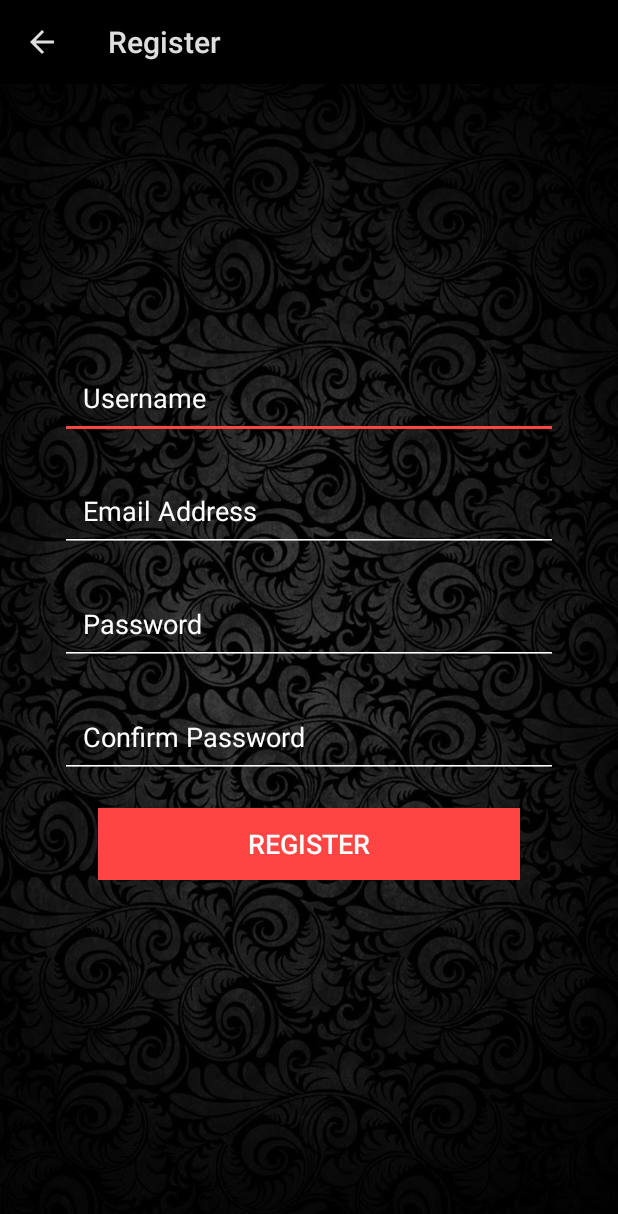
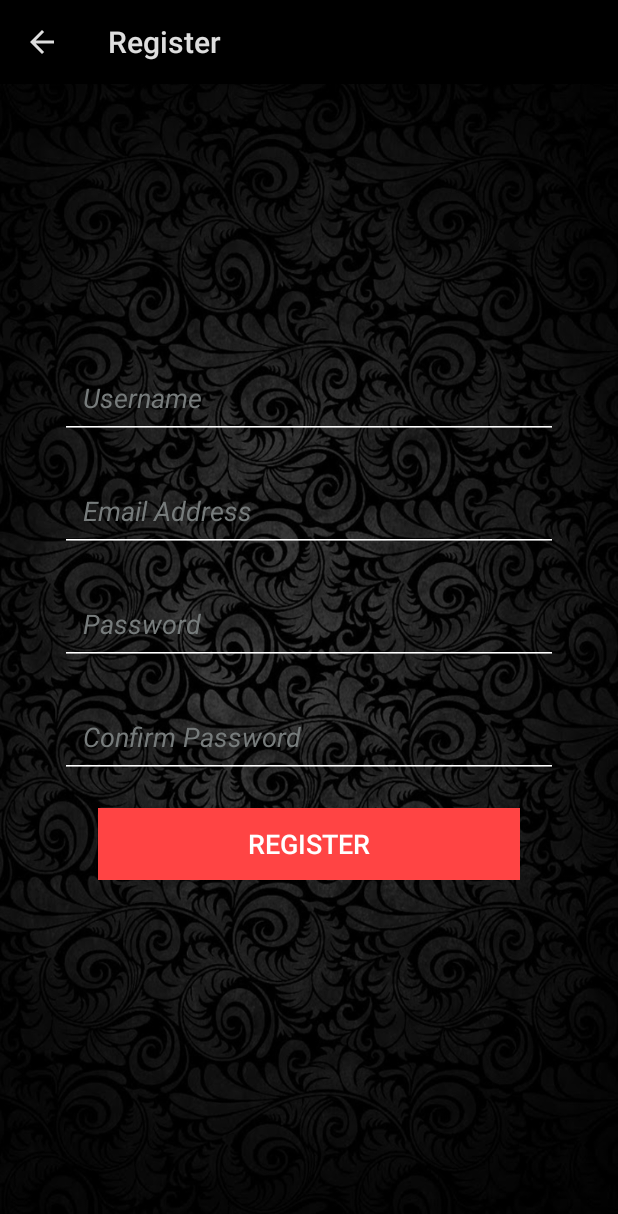
Before and after one commit to raynoceros/Job-Books, an Android app: the RegisterNewUser screen opened directly, with no data from a screen before it, on a phone screen of 412 x 824 dp. Shown: the top 1214 px of the screen. Run offline under Robolectric (Android 15) with nearby library versions, the phone set to English and light mode, and no system bars.

```diff
--- a/JobBooks/app/src/main/res/layout/activity_register_new_user.xml
+++ b/JobBooks/app/src/main/res/layout/activity_register_new_user.xml
@@ -6,7 +6,16 @@
     android:layout_width="match_parent"
     android:layout_height="match_parent"
     tools:context="com.jackong.jobbooks.RegisterNewUser"
+    android:focusableInTouchMode="true"
+    android:touchscreenBlocksFocus="false"
     android:background="@mipmap/fancyblackxhdpi">
+
+    <FrameLayout
+        android:id="@+id/touchInterceptor"
+        android:layout_width="fill_parent"
+        android:layout_height="fill_parent"
+        android:visibility="visible">
+    </FrameLayout>
 
     <LinearLayout
         android:layout_width="match_parent"
@@ -27,8 +36,9 @@
             android:padding="15dp"
             android:selectAllOnFocus="false"
             android:text="@string/default_text_register_username"
-            android:textColor="@android:color/background_light"
-            android:textColorHighlight="@android:color/background_light" />
+            android:textColorHighlight="@android:color/background_light"
+            android:textColor="#777c7c"
+            android:textStyle="italic"/>
 
         <EditText
             android:id="@+id/text_box_register_email"
@@ -44,8 +54,9 @@
             android:padding="15dp"
             android:selectAllOnFocus="false"
             android:text="@string/default_text_register_email"
-            android:textColor="@android:color/background_light"
-            android:textColorHighlight="@android:color/background_light" />
+            android:textColorHighlight="@android:color/background_light"
+            android:textColor="#777c7c"
+            android:textStyle="italic"/>
 
         <EditText
             android:id="@+id/text_box_register_password"
@@ -61,8 +72,9 @@
             android:padding="15dp"
             android:selectAllOnFocus="false"
             android:text="@string/default_text_register_password"
-            android:textColor="@android:color/background_light"
-            android:textColorHighlight="@android:color/background_light" />
+            android:textColorHighlight="@android:color/background_light"
+            android:textColor="#777c7c"
+            android:textStyle="italic"/>
 
         <EditText
             android:id="@+id/text_box_register_confirmpassword"
@@ -78,8 +90,9 @@
             android:padding="15dp"
             android:selectAllOnFocus="false"
             android:text="@string/default_text_register_confirm_password"
-            android:textColor="@android:color/background_light"
-            android:textColorHighlight="@android:color/background_light" />
+            android:textColorHighlight="@android:color/background_light"
+            android:textColor="#777c7c"
+            android:textStyle="italic"/>
 
 
 
--- a/JobBooks/app/src/main/res/values/strings.xml
+++ b/JobBooks/app/src/main/res/values/strings.xml
@@ -11,7 +11,7 @@
     <!--Forgot Password Activity-->
     <string name="warning_info_forgot_password">Your Email must be the same as the one you used to register.</string>
     <string name="default_text_reset_email">Email Address</string>
-    <string name="send_reset_email_button_text">SUBMIT EMAIL</string>
+    <string name="send_reset_email_button_text">RESET PASSWORD</string>
     <!--Register New User Activity-->
     <string name="default_text_register_username">Username</string>
     <string name="default_text_register_email">Email Address</string>
```
Also changed, not shown: JobBooks/app/src/main/java/com/jackong/jobbooks/ForgotPassword.java (+77 -1 lines), JobBooks/app/src/main/java/com/jackong/jobbooks/MainActivity.java (+39 -9 lines), JobBooks/app/src/main/java/com/jackong/jobbooks/RegisterNewUser.java (+207 -0 lines), JobBooks/app/src/main/res/layout/activity_forgot_password.xml (+12 -2 lines), JobBooks/app/src/main/res/layout/activity_main.xml (+6 -5 lines).
